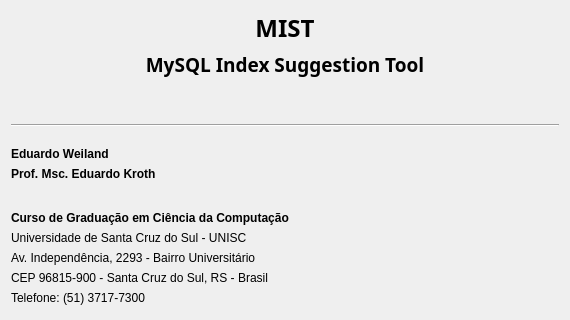
This is ui/aboutdialog.ui in eduardoweiland/mist as Qt 5 draws it before an edit. The edited form follows.
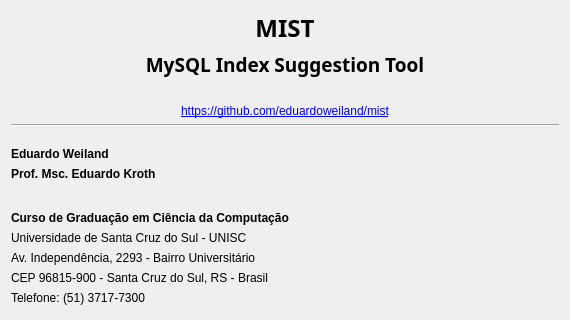
This is the edited form. Icons and pictures are not drawn.

Commit message: Abrir apenas o Wizard ao iniciar o MIST

Patch:
```diff
--- a/ui/aboutdialog.ui
+++ b/ui/aboutdialog.ui
@@ -82,7 +82,10 @@
     </widget>
    </item>
    <item>
-    <widget class="QLabel" name="mysqlVersion">
+    <widget class="QLabel" name="label_10">
+     <property name="text">
+      <string notr="true">&lt;html&gt;&lt;head/&gt;&lt;body&gt;&lt;p&gt;&lt;a href=&quot;https://github.com/eduardoweiland/mist&quot;&gt;&lt;span style=&quot; text-decoration: underline; color:#0000ff;&quot;&gt;https://github.com/eduardoweiland/mist&lt;/span&gt;&lt;/a&gt;&lt;/p&gt;&lt;/body&gt;&lt;/html&gt;</string>
+     </property>
      <property name="alignment">
       <set>Qt::AlignCenter</set>
      </property>
```
The commit also changes 7 other files.
